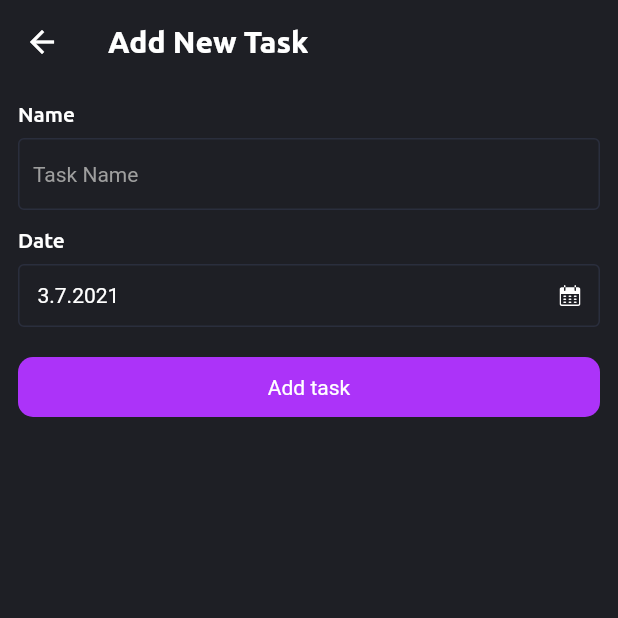
After one commit to bobobekturdiyev/taskListAlif, a Flutter app: the screen it shows after launch, after a tap on an icon or button, on a phone screen of 412 x 824 dp, the top half of it. The commit adds this screen. Run offline on Flutter 3.47's test engine with Material 2 defaults, Android fonts, the phone set to English and light mode, and no system bars; our stand-ins replace flutter_svg; Roboto replaces fonts that are missing (UbuntuRegular).

Commit message:
feat: create add task screen

```diff
--- a/lib/data/util/icons.dart
+++ b/lib/data/util/icons.dart
@@ -5,4 +5,5 @@ class MyIcons {
   static final waiting = "assets/svg/waiting.svg";
   static final edit = "assets/svg/edit.svg";
   static final trash = "assets/svg/trash.svg";
+  static final calendar = "assets/svg/calendar.svg";
 }
--- /dev/null
+++ b/lib/screens/add_task_screen/add_task_screen.dart
@@ -0,0 +1,148 @@
+import 'package:flutter/material.dart';
+import 'package:flutter_svg/flutter_svg.dart';
+import 'package:task_list_alif/data/util/colors.dart';
+import 'package:task_list_alif/data/util/icons.dart';
+import 'package:task_list_alif/data/util/style.dart';
+
+class AddTaskScreen extends StatefulWidget {
+  const AddTaskScreen({Key? key}) : super(key: key);
+
+  @override
+  _AddTaskScreenState createState() => _AddTaskScreenState();
+}
+
+class _AddTaskScreenState extends State<AddTaskScreen> {
+  late DateTime pickedDate;
+
+  @override
+  void initState() {
+    pickedDate = DateTime.now();
+    super.initState();
+  }
+
+  @override
+  Widget build(BuildContext context) {
+    return Scaffold(
+      backgroundColor: MyColors.backgroundColor,
+      appBar: AppBar(
+        backgroundColor: MyColors.backgroundColor,
+        elevation: 0,
+        title: Text(
+          "Add New Task",
+          style: MyTextStyle.ubuntuBold.copyWith(fontSize: 20),
+        ),
+      ),
+      body: Padding(
+        padding: const EdgeInsets.all(12.0),
+        child: Column(
+          crossAxisAlignment: CrossAxisAlignment.start,
+          children: [
+            Text(
+              "Name",
+              style: MyTextStyle.ubuntuMedium,
+            ),
+            SizedBox(
+              height: 8,
+            ),
+            Container(
+              decoration: BoxDecoration(
+                borderRadius: BorderRadius.circular(10.0),
+              ),
+              child: TextField(
+                style:
+                    MyTextStyle.ubuntuRegular.copyWith(color: MyColors.white),
+                decoration: InputDecoration(
+                    disabledBorder: OutlineInputBorder(
+                      borderSide: BorderSide(color: MyColors.red),
+                    ),
+                    enabledBorder: OutlineInputBorder(
+                      borderSide: BorderSide(color: MyColors.C_2A2E3D),
+                    ),
+                    focusedBorder: const OutlineInputBorder(
+                      borderSide: BorderSide(color: MyColors.primaryColor),
+                    ),
+                    hintText: "Task Name",
+                    contentPadding: EdgeInsets.only(left: 10),
+                    hintStyle:
+                        MyTextStyle.ubuntuRegular.copyWith(color: Colors.grey)),
+              ),
+            ),
+            SizedBox(
+              height: 12,
+            ),
+            Text(
+              "Date",
+              style: MyTextStyle.ubuntuMedium,
+            ),
+            SizedBox(
+              height: 8,
+            ),
+            GestureDetector(
+              onTap: pickDate,
+              behavior: HitTestBehavior.opaque,
+              child: Container(
+                width: double.infinity,
+                padding: EdgeInsets.all(12),
+                decoration: BoxDecoration(
+                  borderRadius: BorderRadius.circular(4.0),
+                  border: Border.all(
+                    width: 1,
+                    color: MyColors.C_2A2E3D,
+                  ),
+                ),
+                child: Row(
+                  children: [
+                    Expanded(
+                      child: Text(
+                        "${pickedDate.day}.${pickedDate.month}.${pickedDate.year}",
+                        style: MyTextStyle.ubuntuRegular,
+                      ),
+                    ),
+                    SvgPicture.asset(
+                      MyIcons.calendar,
+                      width: 14,
+                      height: 14,
+                      color: Colors.white,
+                    ),
+                  ],
+                ),
+              ),
+            ),
+            SizedBox(
+              height: 8,
+            ),
+            const SizedBox(
+              height: 12,
+            ),
+            Container(
+              alignment: Alignment.center,
+              width: double.infinity,
+              padding: EdgeInsets.all(12.0),
+              decoration: BoxDecoration(
+                  color: MyColors.primaryColor,
+                  borderRadius: BorderRadius.circular(10.0)),
+              child: Text(
+                "Add task",
+                style: MyTextStyle.ubuntuRegular,
+              ),
+            )
+          ],
+        ),
+      ),
+    );
+  }
+
+  void pickDate() async {
+    DateTime? dateTime = await showDatePicker(
+        context: context,
+        initialDate: pickedDate,
+        firstDate: DateTime.now(),
+        lastDate: DateTime(DateTime.now().year + 5));
+
+    if (dateTime != null) {
+      setState(() {
+        pickedDate = dateTime;
+      });
+    }
+  }
+}
--- a/lib/screens/data_screen/data_screen.dart
+++ b/lib/screens/data_screen/data_screen.dart
@@ -1,7 +1,3 @@
-import 'package:flutter_svg/flutter_svg.dart';
-import 'package:task_list_alif/data/util/colors.dart';
-import 'package:task_list_alif/data/util/icons.dart';
-import 'package:task_list_alif/data/util/style.dart';
 import 'package:task_list_alif/models/page_enum.dart';
 import 'package:flutter/material.dart';
 import 'package:task_list_alif/widgets/w_task_item.dart';
--- a/lib/screens/home_screen/home_screen.dart
+++ b/lib/screens/home_screen/home_screen.dart
@@ -1,9 +1,11 @@
+import 'package:flutter/cupertino.dart';
 import 'package:flutter/material.dart';
 import 'package:flutter_svg/flutter_svg.dart';
 import 'package:task_list_alif/data/util/colors.dart';
 import 'package:task_list_alif/data/util/icons.dart';
 import 'package:task_list_alif/data/util/style.dart';
 import 'package:task_list_alif/models/page_enum.dart';
+import 'package:task_list_alif/screens/add_task_screen/add_task_screen.dart';
 import 'package:task_list_alif/screens/data_screen/data_screen.dart';
 
 class HomeScreen extends StatefulWidget {
@@ -47,7 +49,10 @@ class _HomeScreenState extends State<HomeScreen>
         ),
         actions: [
           GestureDetector(
-            onTap: () {},
+            onTap: () {
+              Navigator.of(context)
+                  .push(CupertinoPageRoute(builder: (_) => AddTaskScreen()));
+            },
             behavior: HitTestBehavior.opaque,
             child: Container(
               padding: EdgeInsets.all(10),
--- a/pubspec.yaml
+++ b/pubspec.yaml
@@ -32,6 +32,7 @@ dependencies:
   flutter_bloc: ^7.0.0
   equatable: 2.0.3
   flutter_svg: ^0.22.0
+  flutter_slidable: ^0.6.0
 
 
 
```
Also changed, not shown: assets/svg/calendar.svg (added).
